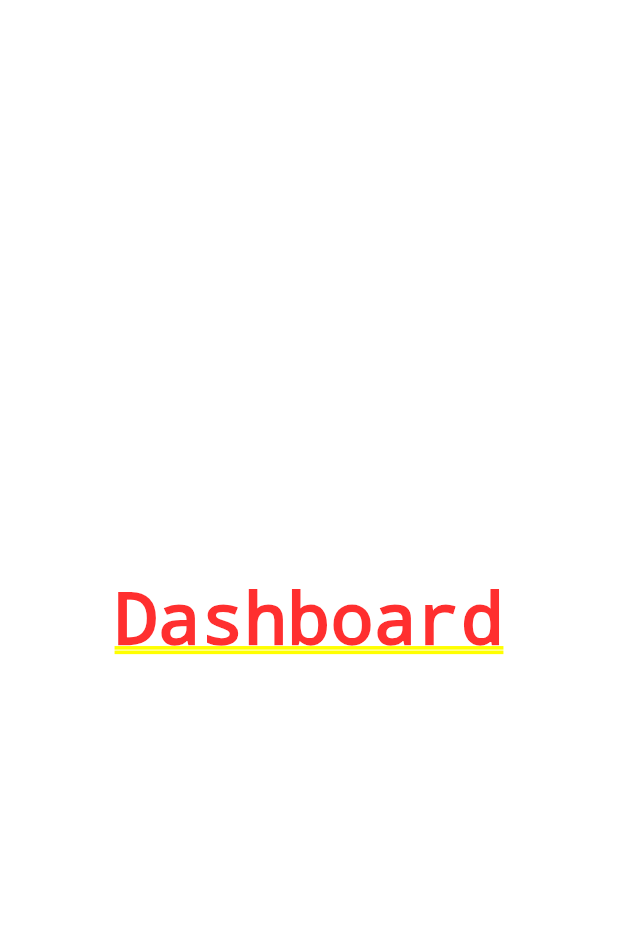
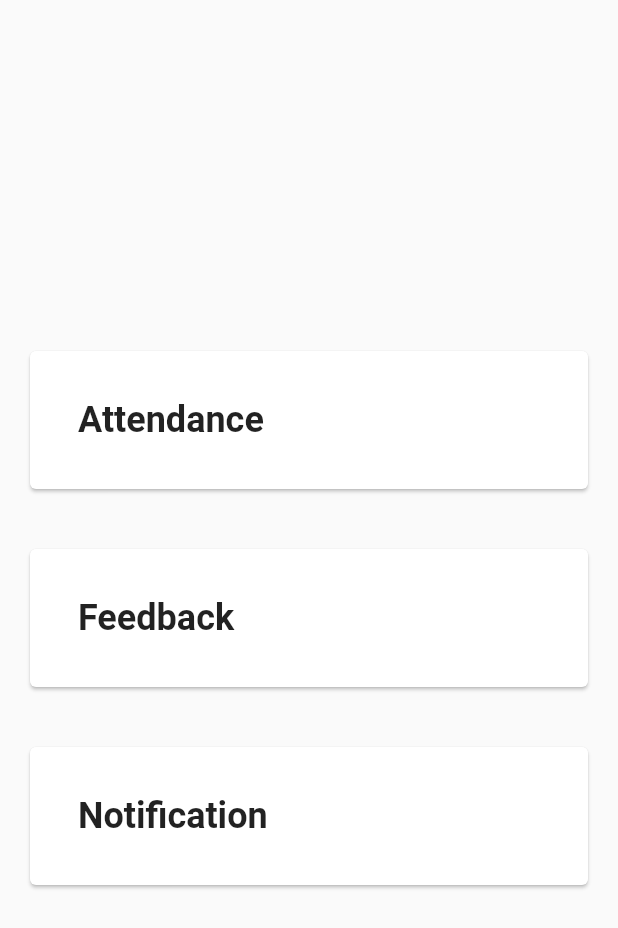
Before and after one commit to PG19CS06/Student-Portal-Android-App, a Flutter app: the screen it shows after launch, after a tap on "Dashboard", on a phone screen of 412 x 824 dp. Shown: the top 928 px of the screen. Run offline on Flutter 3.47's test engine with Material 2 defaults, Android fonts, the phone set to English and light mode, and no system bars.

Commit message:
dashboard

```diff
--- a/lib/pages/dashboard/dashboard.dart
+++ b/lib/pages/dashboard/dashboard.dart
@@ -5,9 +5,57 @@ class DashboardPage extends StatelessWidget {
 
   @override
   Widget build(BuildContext context) {
-    return Container(
-      child: Center(
-        child: Text("Dashboard"),
+    return Scaffold(
+      body: Column(
+        mainAxisAlignment: MainAxisAlignment.center,
+        crossAxisAlignment: CrossAxisAlignment.stretch,
+        children: [
+          Padding(
+            padding: const EdgeInsets.all(16.0),
+            child: InkWell(
+              onTap: (){},
+              child: Card(
+                child: Padding(
+                  padding: const EdgeInsets.all(32.0),
+                  child: Text("Attendance",style: TextStyle(
+                      fontSize: 24,
+                      fontWeight: FontWeight.bold
+                  ),),
+                ),
+              ),
+            ),
+          ),
+          Padding(
+            padding: const EdgeInsets.all(16.0),
+            child: InkWell(
+              onTap: (){},
+              child: Card(
+                child: Padding(
+                  padding: const EdgeInsets.all(32.0),
+                  child: Text("Feedback",style: TextStyle(
+                      fontSize: 24,
+                      fontWeight: FontWeight.bold
+                  ),),
+                ),
+              ),
+            ),
+          ),
+          Padding(
+            padding: const EdgeInsets.all(16.0),
+            child: InkWell(
+              onTap: (){},
+              child: Card(
+                child: Padding(
+                  padding: const EdgeInsets.all(32.0),
+                  child: Text("Notification",style: TextStyle(
+                      fontSize: 24,
+                      fontWeight: FontWeight.bold
+                  ),),
+                ),
+              ),
+            ),
+          ),
+        ],
       ),
     );
   }
```
